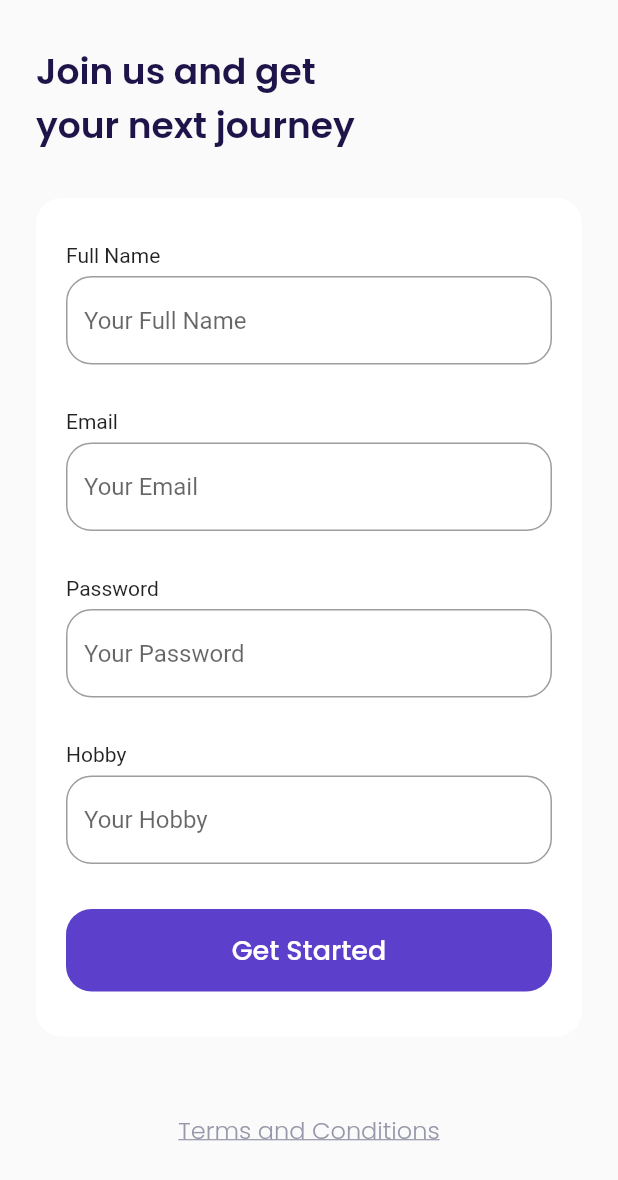
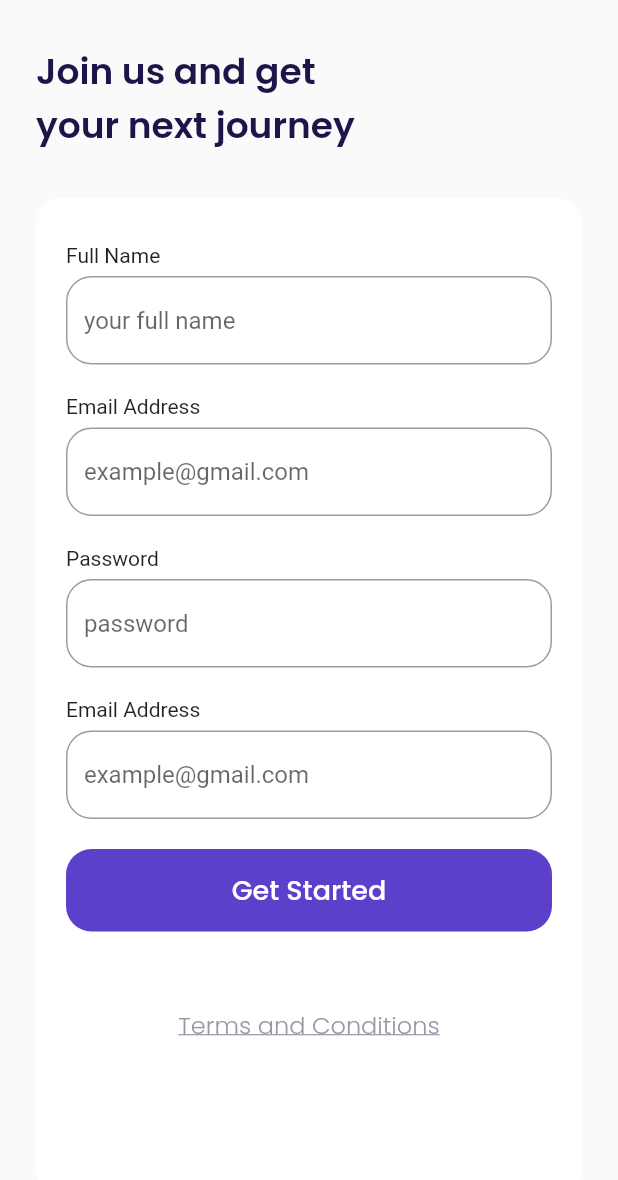
Before and after one commit to FaisalMashuri/ticket_plane, a Flutter app: the screen it shows after launch, after a tap on "Get Started", on a phone screen of 412 x 824 dp. Shown: the top 1180 px of the screen. Run offline on Flutter 3.47's test engine with Material 2 defaults, Android fonts, the phone set to English and light mode, and no system bars; our stand-ins replace google_fonts.

Commit message:
replace pubsec.yaml

```diff
--- a/lib/main.dart
+++ b/lib/main.dart
@@ -1,8 +1,8 @@
+import 'package:airplane/ui/pages/GetStartedPage.dart';
+import 'package:airplane/ui/pages/SplashPage.dart';
 import 'package:airplane/ui/pages/bonus_page.dart';
-import 'package:airplane/ui/pages/get_started_pages.dart';
 import 'package:airplane/ui/pages/main_page.dart';
-import 'package:airplane/ui/pages/sign_up_pages.dart';
-import 'package:airplane/ui/pages/splash_pages.dart';
+import 'package:airplane/ui/pages/signup_page.dart';
 import 'package:flutter/material.dart';
 
 void main() => runApp(MyApp());
@@ -17,12 +17,12 @@ class MyApp extends StatelessWidget {
     return MaterialApp(
       debugShowCheckedModeBanner: false,
       routes: {
-        '/': (context) => SplashPage(),
-        '/get-started': (context) => GetStartedPage(),
-        '/sign-up': (context) => SignUpPages(),
-        '/bonus' : (context) => BonusPage(),
+        "/": (context) => SplashPage(),
+        "/get-started" : (context) => GetStartedPage(),
+        "/sign-up": (context) => SignUpPage(),
+        "/bonus-page": (context) => BonusPage(),
         '/main': (context) => MainPage()
-      },
-    );
+      }
+   );
   }
 }
--- a/lib/shared/theme.dart
+++ b/lib/shared/theme.dart
@@ -1,34 +1,31 @@
-import "package:flutter/material.dart";
+import 'package:flutter/material.dart';
 import 'package:google_fonts/google_fonts.dart';
 
+double defaultMargin = 24;
 double defaultRadius = 17;
-double defaultMargin = 24;
 
 Color kPrimaryColor = Color(0xff5c40cc);
-Color kBlackColor = Color(0xff1F1449);
-Color kWhiteColor = Color(0XffFFFFFF);
+Color kBlackColor = Color(0xff1f1449);
+Color kWhiteColor = Color(0xffFFFFFF);
 Color kGreyColor = Color(0xff9698A9);
 Color kGreenColor = Color(0xff0EC3AE);
 Color kRedColor = Color(0xffEB70A5);
 Color kBackgroundColor = Color(0xffFAFAFA);
 Color kInactiveColor = Color(0xffDBD7EC);
-Color kTransparent = Colors.transparent;
 
 TextStyle blackTextStyle = GoogleFonts.poppins(
   color: kBlackColor
 );
 
-TextStyle whiteTextColor = GoogleFonts.poppins(
+TextStyle whiteTextStyle = GoogleFonts.poppins(
   color: kWhiteColor
 );
 
-TextStyle greyTextColor = GoogleFonts.poppins(
+TextStyle greyTextStyle = GoogleFonts.poppins(
   color: kGreyColor
 );
 
-TextStyle greenTextStyle = GoogleFonts.poppins(color: kGreenColor);
-
-TextStyle redTextColor = GoogleFonts.poppins(
+TextStyle redTextStyle = GoogleFonts.poppins(
   color: kRedColor
 );
 
@@ -36,9 +33,8 @@ TextStyle purpleTextStyle = GoogleFonts.poppins(
   color: kPrimaryColor
 );
 
-
 FontWeight light = FontWeight.w300;
-FontWeight reguler = FontWeight.w400;
+FontWeight regular = FontWeight.w400;
 FontWeight medium = FontWeight.w500;
 FontWeight semiBold = FontWeight.w600;
 FontWeight bold = FontWeight.w700;
--- a/lib/ui/pages/get_started_pages.dart
+++ b/lib/ui/pages/GetStartedPage.dart
@@ -1,6 +1,6 @@
-import 'package:airplane/ui/widgets/custom_button_widget.dart';
+import 'package:airplane/shared/theme.dart';
+import 'package:airplane/ui/widgets/custom_button.dart';
 import 'package:flutter/material.dart';
-import '../../shared/theme.dart';
 
 class GetStartedPage extends StatelessWidget {
   const GetStartedPage({ Key? key }) : super(key: key);
@@ -17,42 +17,41 @@ class GetStartedPage extends StatelessWidget {
               image: DecorationImage(
                 fit: BoxFit.cover,
                 image: AssetImage(
-                  'assets/image_get_started.png',
-                ),
-              ),
+                  "assets/image_get_started.png",
+                )
+              )
             ),
           ),
           Center(
             child: Column(
               mainAxisAlignment: MainAxisAlignment.end,
+              crossAxisAlignment: CrossAxisAlignment.center,
               children: [
                 Text(
                   "Fly Like a Bird",
-                  style: whiteTextColor.copyWith(
+                  style: whiteTextStyle.copyWith(
                     fontSize: 32,
-                    fontWeight: semiBold
+                    fontWeight: semiBold,
                   ),
                 ),
-                SizedBox(height:10),
+                SizedBox(height: 10,),
                 Text(
-                  "Explore new world with us and let\nyourself get an amazing experiences",
-                  style: whiteTextColor.copyWith(
+                  "Explore new world with us and let\n your self get an amazing experiences",
+                  style: whiteTextStyle.copyWith(
                     fontSize: 16,
                     fontWeight: light,
                   ),
                   textAlign: TextAlign.center,
                 ),
+                SizedBox(height: 50,),
                 CustomButton(
-                  title: 'Get Started',
+                  title: "Get Started",
                   width: 220,
-                  margin: EdgeInsets.only(
-                    top: 50,
-                    bottom: 80,
-                  ),
-                  onPressed: () {
-                    Navigator.pushNamed(context, '/sign-up');
+                  onPressed: (){
+                    Navigator.pushNamed(context, "/sign-up");
                   },
-                ),
+                  margin: EdgeInsets.only(top: 50, bottom: 80),
+                )
               ],
             ),
           )
--- a/lib/ui/pages/splash_pages.dart
+++ b/lib/ui/pages/SplashPage.dart
@@ -1,7 +1,8 @@
 import 'dart:async';
 
+import 'package:airplane/shared/theme.dart';
+import 'package:airplane/ui/pages/GetStartedPage.dart';
 import 'package:flutter/material.dart';
-import '../../shared/theme.dart';
 
 class SplashPage extends StatefulWidget {
   const SplashPage({ Key? key }) : super(key: key);
@@ -14,18 +15,14 @@ class _SplashPageState extends State<SplashPage> {
 
   @override
   void initState() {
-    // TODO: implement initState
-    Timer(Duration(seconds: 3), () {
-      Navigator.pushNamed(context, '/get-started');
+    Timer(Duration(seconds: 5), () {
+      Navigator.pushNamed(
+        context,
+        "/get-started"
+      );
     });
-    super.initState();
   }
-  // void initState() {
-  //   Timer(Duration(seconds: 3), () {
-  //     Navigator.pushNamed(context, "/get-started");
-  //   });
-  //   super.initState();
-  // }
+
 
   @override
   Widget build(BuildContext context) {
@@ -36,27 +33,24 @@ class _SplashPageState extends State<SplashPage> {
           mainAxisAlignment: MainAxisAlignment.center,
           children: [
             Container(
+              margin: EdgeInsets.only(bottom: 30),
               width: 100,
               height: 100,
-              margin: EdgeInsets.only(bottom: 50),
               decoration: BoxDecoration(
                 image: DecorationImage(
                   image: AssetImage(
                     "assets/icon_plane.png"
-                  ),
+                  )
                 )
               ),
             ),
-            Text(
-              "AIRPLANE",
-              style: whiteTextColor.copyWith(
-                fontSize: 32,
-                fontWeight: medium,
-                letterSpacing: 10
-              ),
-            )
-          ],
-        ) ,
+            Text("Airplane", style: whiteTextStyle.copyWith(
+              fontSize: 32,
+              fontWeight: bold,
+              letterSpacing: 10
+            ) ,)
+          ]
+        ),
       ),
     );
   }
--- a/lib/ui/pages/sign_up_pages.dart
+++ /dev/null
@@ -1,78 +0,0 @@
-import 'package:airplane/ui/widgets/custom_text_field.dart';
-import 'package:flutter/material.dart';
-import '../../shared/theme.dart';
-import 'package:airplane/ui/widgets/custom_button_widget.dart';
-
-
-class SignUpPages extends StatelessWidget {
-  const SignUpPages({ Key? key }) : super(key: key);
-
-  @override
-  Widget build(BuildContext context) {
-
-    Widget title() {
-      return Container(
-        margin: EdgeInsets.only(top: 30),
-        child: Text(
-          'Join us and get\nyour next journey',
-          style: blackTextStyle.copyWith(
-            fontSize: 24,
-            fontWeight: semiBold
-          ),
-        ),
-      );
-    }
-
-    Widget InputSection() {
-      return Container(
-        margin: EdgeInsets.only(top:30),
-        padding: EdgeInsets.symmetric(
-          horizontal: 20,
-          vertical: 30
-        ),
-        decoration: BoxDecoration(
-          borderRadius: BorderRadius.circular(defaultRadius),
-          color: kWhiteColor,
-        ),
-        child: Column(
-          children: [
-            CustomTextField(text:'Full Name', placeholder: 'Your Full Name'),
-            CustomTextField(text:'Email', placeholder: 'Your Email'),
-            CustomTextField(text:'Password', placeholder: 'Your Password', obsecure: true,),
-            CustomTextField(text:'Hobby', placeholder: 'Your Hobby'),
-            CustomButton(title: "Get Started", onPressed: (){
-              Navigator.pushNamed(context, "/bonus");
-            })
-          ],
-        ),
-      );
-    }
-
-    Widget tacButton() {
-      return Container(
-        alignment: Alignment.center,
-        margin: EdgeInsets.only(top:50, bottom:73),
-        child: Text("Terms and Conditions", style: greyTextColor.copyWith(
-          fontSize: 16,
-          fontWeight: light,
-          decoration: TextDecoration.underline
-        ),),
-      );
-    }
-
-    return Scaffold(
-      body: SafeArea(
-        child: ListView(
-          padding: EdgeInsets.symmetric(
-            horizontal: defaultMargin
-          ),
-          children: <Widget>[
-            title(),
-            InputSection(),
-            tacButton()
-          ],
-        ),
-      ),
-    );
-  }
-}
--- /dev/null
+++ b/lib/ui/pages/signup_page.dart
@@ -0,0 +1,180 @@
+import 'package:airplane/ui/widgets/custom_button.dart';
+import 'package:flutter/material.dart';
+import '../../shared/theme.dart';
+
+class SignUpPage extends StatelessWidget {
+  const SignUpPage({Key? key}) : super(key: key);
+
+  @override
+  Widget build(BuildContext context) {
+    Widget title() {
+      return Container(
+        margin: EdgeInsets.only(top: 30),
+        child: Text(
+          "Join us and get\nyour next journey",
+          style: blackTextStyle.copyWith(fontSize: 24, fontWeight: semiBold),
+        ),
+      );
+    }
+
+    Widget inputSection() {
+      Widget nameInput() {
+        return Container(
+          margin: EdgeInsets.only(bottom: 20),
+          child: Column(
+            crossAxisAlignment: CrossAxisAlignment.start,
+            children: [
+              Text(
+                "Full Name",
+              ),
+              SizedBox(
+                height: 6,
+              ),
+              TextFormField(
+                cursorColor: kBlackColor,
+                decoration: InputDecoration(
+                    hintText: "your full name",
+                    border: OutlineInputBorder(
+                        borderRadius: BorderRadius.circular(defaultRadius)),
+                    focusedBorder: OutlineInputBorder(
+                        borderRadius: BorderRadius.circular(defaultRadius),
+                        borderSide: BorderSide(color: kPrimaryColor))),
+              )
+            ],
+          ),
+        );
+      }
+
+      Widget emailInput() {
+        return Container(
+          margin: EdgeInsets.only(bottom: 20),
+          child: Column(
+            crossAxisAlignment: CrossAxisAlignment.start,
+            children: [
+              Text(
+                "Email Address",
+              ),
+              SizedBox(
+                height: 6,
+              ),
+              TextFormField(
+                cursorColor: kBlackColor,
+                decoration: InputDecoration(
+                    hintText: "example@gmail.com",
+                    border: OutlineInputBorder(
+                        borderRadius: BorderRadius.circular(defaultRadius)),
+                    focusedBorder: OutlineInputBorder(
+                        borderRadius: BorderRadius.circular(defaultRadius),
+                        borderSide: BorderSide(color: kPrimaryColor))),
+              )
+            ],
+          ),
+        );
+      }
+
+      Widget passwordInput() {
+        return Container(
+          margin: EdgeInsets.only(bottom: 20),
+          child: Column(
+            crossAxisAlignment: CrossAxisAlignment.start,
+            children: [
+              Text(
+                "Password",
+              ),
+              SizedBox(
+                height: 6,
+              ),
+              TextFormField(
+                obscureText: true,
+                cursorColor: kBlackColor,
+                decoration: InputDecoration(
+                    hintText: "password",
+                    border: OutlineInputBorder(
+                        borderRadius: BorderRadius.circular(defaultRadius)),
+                    focusedBorder: OutlineInputBorder(
+                        borderRadius: BorderRadius.circular(defaultRadius),
+                        borderSide: BorderSide(color: kPrimaryColor))),
+              )
+            ],
+          ),
+        );
+      }
+
+      Widget hobbyInput() {
+        return Container(
+          margin: EdgeInsets.only(bottom: 20),
+          child: Column(
+            crossAxisAlignment: CrossAxisAlignment.start,
+            children: [
+              Text(
+                "Email Address",
+              ),
+              SizedBox(
+                height: 6,
+              ),
+              TextFormField(
+                cursorColor: kBlackColor,
+                decoration: InputDecoration(
+                    hintText: "example@gmail.com",
+                    border: OutlineInputBorder(
+                        borderRadius: BorderRadius.circular(defaultRadius)),
+                    focusedBorder: OutlineInputBorder(
+                        borderRadius: BorderRadius.circular(defaultRadius),
+                        borderSide: BorderSide(color: kPrimaryColor))),
+              )
+            ],
+          ),
+        );
+      }
+
+      Widget submitButton() {
+        return CustomButton(
+          title: "Get Started",
+          onPressed: () {
+            Navigator.pushNamed(context, "/bonus-page");
+          }
+        );
+      }
+
+      Widget tacButton() {
+        return Container(
+          alignment: Alignment.center,
+          margin: EdgeInsets.only(top: 50, bottom: 73),
+          child: Text("Terms and Conditions",
+              style: greyTextStyle.copyWith(
+                  fontSize: 16,
+                  fontWeight: light,
+                  decoration: TextDecoration.underline)),
+        );
+      }
+
+      return Container(
+        margin: EdgeInsets.only(top: 30),
+        padding: EdgeInsets.symmetric(horizontal: 20, vertical: 30),
+        decoration: BoxDecoration(
+            color: kWhiteColor,
+            borderRadius: BorderRadius.circular(defaultRadius)),
+        child: Column(
+          children: [
+            nameInput(),
+            emailInput(),
+            passwordInput(),
+            hobbyInput(),
+            submitButton(),
+            tacButton()
+          ],
+        ),
+      );
+    }
+
+    return Scaffold(
+      backgroundColor: kBackgroundColor,
+      body: SafeArea(
+        child: ListView(
+          padding: EdgeInsets.symmetric(horizontal: defaultMargin),
+          children: [title(), inputSection()],
+        ),
+      ),
+    );
+  }
+}
--- a/lib/ui/widgets/custom_button_widget.dart
+++ b/lib/ui/widgets/custom_button.dart
@@ -2,19 +2,18 @@ import 'package:airplane/shared/theme.dart';
 import 'package:flutter/material.dart';
 
 class CustomButton extends StatelessWidget {
+
   final String title;
   final double width;
+  final EdgeInsets margin;
   final Function() onPressed;
-  final EdgeInsets margin;
-
   const CustomButton({
     Key? key,
     required this.title,
-    this.width = double.infinity,
+    this.width: double.infinity,
     required this.onPressed,
-    this.margin = EdgeInsets.zero,
+    this.margin: EdgeInsets.zero
   }) : super(key: key);
-
 
   @override
   Widget build(BuildContext context) {
@@ -25,17 +24,12 @@ class CustomButton extends StatelessWidget {
       child: TextButton(
         onPressed: onPressed,
         style: TextButton.styleFrom(
-          backgroundColor: kPrimaryColor,
-          shape: RoundedRectangleBorder(
-            borderRadius: BorderRadius.circular(defaultRadius),
-          )
-        ),
+            backgroundColor: kPrimaryColor,
+            shape: RoundedRectangleBorder(
+                borderRadius: BorderRadius.circular(defaultRadius))),
         child: Text(
           title,
-          style: whiteTextColor.copyWith(
-            fontSize: 18,
-            fontWeight: medium
-          ),
+          style: whiteTextStyle.copyWith(fontSize: 18, fontWeight: medium),
         ),
       ),
     );
--- a/lib/ui/widgets/custom_text_field.dart
+++ /dev/null
@@ -1,42 +0,0 @@
-import 'package:airplane/shared/theme.dart';
-import 'package:flutter/material.dart';
-
-class CustomTextField extends StatelessWidget {
-  final String text;
-  final String placeholder;
-  final bool obsecure;
-  const CustomTextField(
-    {
-      Key? key,
-      required this.text,
-      required this.placeholder,
-      this.obsecure = false
-    }
-  ) : super(key: key);
-
-  @override
-  Widget build(BuildContext context) {
-    return Container(
-      margin: EdgeInsets.only(bottom: 30),
-      child: Column(
-        crossAxisAlignment: CrossAxisAlignment.start,
-        children: <Widget>[
-          Text(text),
-          SizedBox(
-            height: 6,
-          ),
-          TextFormField(
-            obscureText: obsecure,
-            decoration: InputDecoration(
-                hintText: placeholder,
-                border: OutlineInputBorder(
-                    borderRadius: BorderRadius.circular(defaultRadius)),
-                focusedBorder: OutlineInputBorder(
-                    borderRadius: BorderRadius.circular(defaultRadius),
-                    borderSide: BorderSide(color: kPrimaryColor))),
-          )
-        ],
-      ),
-    );
-  }
-}
```
Also changed, not shown: lib/ui/pages/bonus_page.dart (+83 -47 lines), lib/ui/pages/main_page.dart (+21 -14 lines), lib/ui/widgets/custom_bottom_navigation_item.dart (+15 -14 lines), pubspec.lock.
